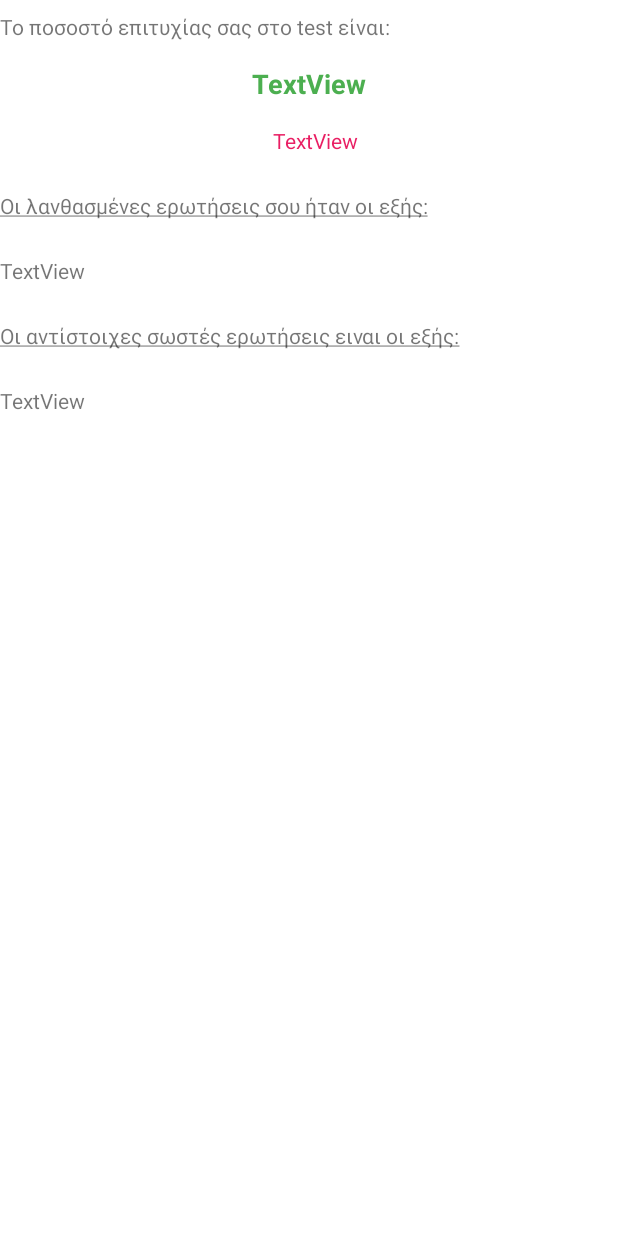
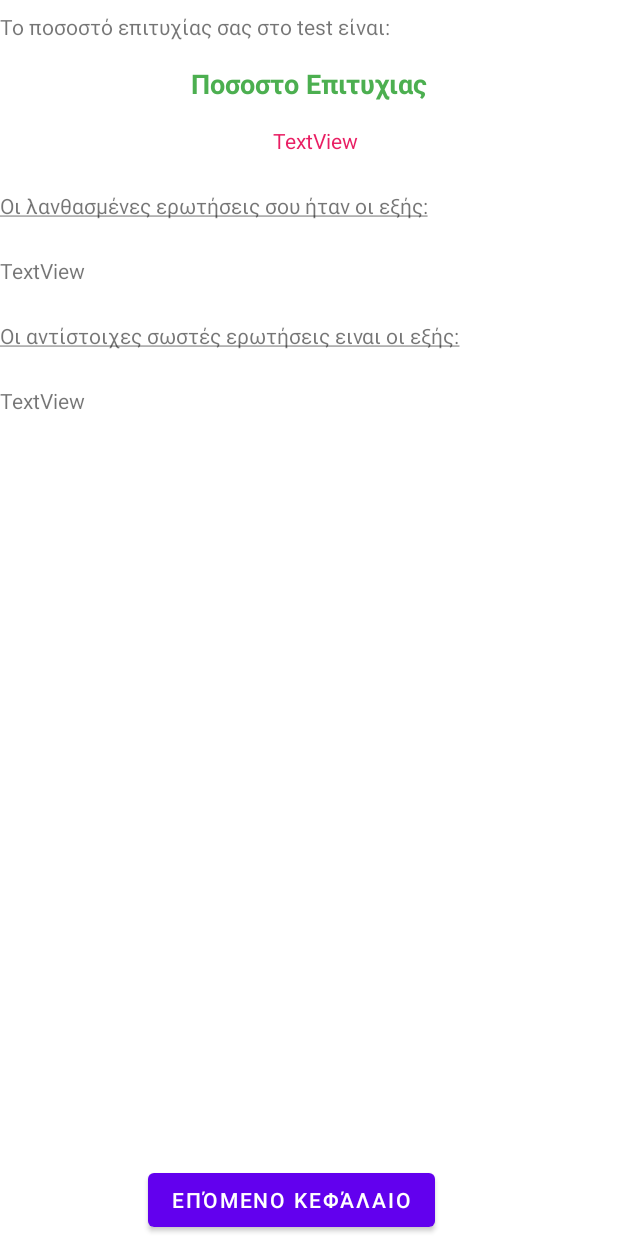
Before and after one commit to DionFan/LearningApp, an Android app: the layout results.xml on its own in the app's theme, with its tools: preview values and no code run, on a phone screen of 412 x 824 dp. Run offline under Robolectric (Android 15) with nearby library versions, the phone set to English and light mode, and no system bars.

Commit message:
Mikroallages sthn klash results.

```diff
--- a/app/src/main/java/com/dfan/learningapp/Act3.java
+++ b/app/src/main/java/com/dfan/learningapp/Act3.java
@@ -103,14 +103,14 @@ public class Act3 extends AppCompatActivity implements View.OnClickListener
                 BtOK.setVisibility(View.VISIBLE);
                 BtPrev.setVisibility(View.VISIBLE);
                 TvQueNumber.setVisibility(View.VISIBLE);
-                startCountDownTimertask(mCountDownBar1,60);
+                startCountDownTimertask(mCountDownBar1,120);
             }
         });
         BackDraw = TvAnswers[0].getBackground();
         AllQuests = Questionnaire.GetInstance (this);
         DoNext ();
         mCountDownBar1 = new CircularCountDownBar.Builder(this)
-                .setMaxProgress(60)
+                .setMaxProgress(120)
                 .setProgressColor(Color.GREEN)
                 .setTextColor(Color.WHITE)
                 .build();
--- a/app/src/main/res/layout/results.xml
+++ b/app/src/main/res/layout/results.xml
@@ -11,7 +11,7 @@
         android:layout_width="wrap_content"
         android:layout_height="wrap_content"
         android:layout_marginTop="16dp"
-        android:text="TextView"
+        android:text="Ποσοστο Επιτυχιας"
         android:textColor="#4CAF50"
         android:textSize="18sp"
         android:textStyle="bold"
@@ -77,4 +77,14 @@
         android:text="@string/WrongAns"
         app:layout_constraintStart_toStartOf="parent"
         app:layout_constraintTop_toBottomOf="@+id/TvWrongQue" />
+
+    <Button
+        android:id="@+id/BtNextChapter"
+        android:layout_width="wrap_content"
+        android:layout_height="wrap_content"
+        android:text="Επόμενο Κεφάλαιο"
+        app:layout_constraintBottom_toBottomOf="parent"
+        app:layout_constraintEnd_toEndOf="parent"
+        app:layout_constraintHorizontal_bias="0.447"
+        app:layout_constraintStart_toStartOf="parent" />
 </androidx.constraintlayout.widget.ConstraintLayout>
```
Also changed, not shown: app/src/main/java/com/dfan/learningapp/Results.java (+23 -6 lines), coutdownbar/src/main/java/com/dfan/coutdownbar/CircularCountDownBar.java (+7 -8 lines).
